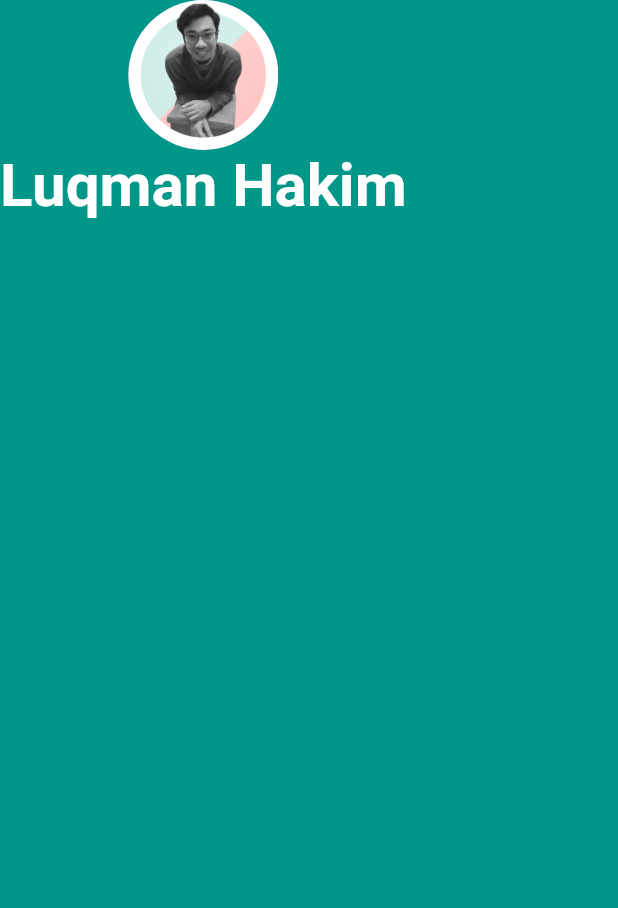
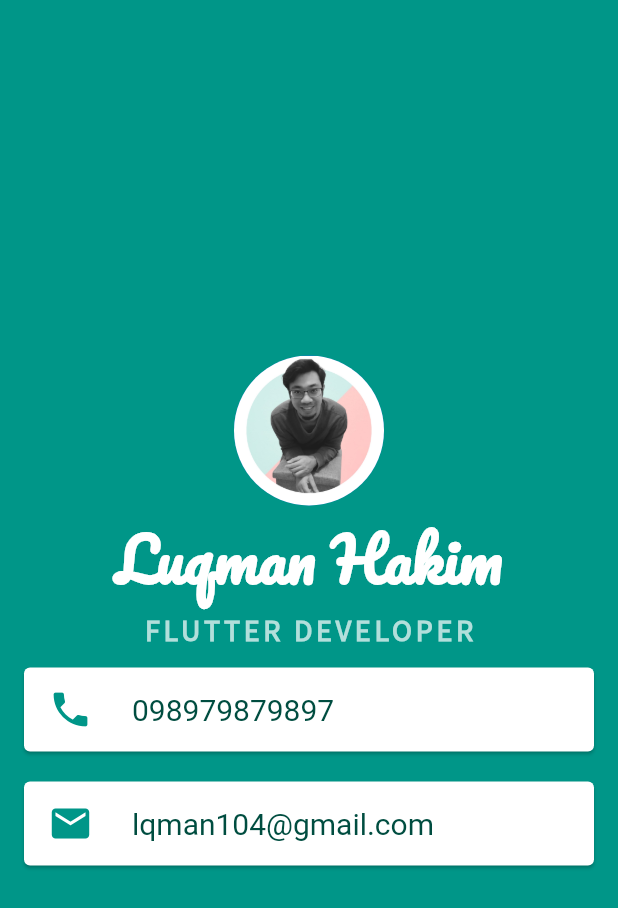
Before and after one commit to lqman104/Mi-Card-Flutter, a Flutter app: the screen it shows after launch, on a phone screen of 412 x 824 dp. Shown: the top 908 px of the screen. Run offline on Flutter 3.47's test engine with Material 2 defaults, Android fonts, the phone set to English and light mode, and no system bars; Roboto replaces fonts that are missing (SourceSans).

Commit message:
add section contact

```diff
--- a/lib/main.dart
+++ b/lib/main.dart
@@ -14,6 +14,7 @@ class MyApp extends StatelessWidget {
         backgroundColor: Colors.teal,
         body: SafeArea(
           child: Column(
+            mainAxisAlignment: MainAxisAlignment.center,
             children: [
               CircleAvatar(
                 radius: 50,
@@ -22,8 +23,50 @@ class MyApp extends StatelessWidget {
               Text("Luqman Hakim",
                   style: TextStyle(
                       fontWeight: FontWeight.bold,
+                      fontFamily: "Pacifico",
                       color: Colors.white,
-                      fontSize: 40))
+                      fontSize: 40)),
+              Text("FLUTTER DEVELOPER",
+                  style: TextStyle(
+                      fontFamily: "SourceSan",
+                      color: Colors.teal.shade100,
+                      fontSize: 20,
+                      letterSpacing: 2.5,
+                      fontWeight: FontWeight.bold)),
+              Card(
+                margin: EdgeInsets.symmetric(vertical: 10, horizontal: 16),
+                child: ListTile(
+                  leading: Icon(
+                    Icons.phone,
+                    color: Colors.teal,
+                    size: 30,
+                  ),
+                  title: Text(
+                    "098979879897",
+                    style: TextStyle(
+                        color: Colors.teal.shade900,
+                        fontSize: 20,
+                        fontFamily: "SourceSans"),
+                  ),
+                ),
+              ),
+              Card(
+                margin: EdgeInsets.symmetric(vertical: 10, horizontal: 16),
+                child: ListTile(
+                  leading: Icon(
+                    Icons.email,
+                    color: Colors.teal,
+                    size: 30,
+                  ),
+                  title: Text(
+                    "lqman104@gmail.com",
+                    style: TextStyle(
+                        color: Colors.teal.shade900,
+                        fontSize: 20,
+                        fontFamily: "SourceSans"),
+                  ),
+                ),
+              )
             ],
           ),
         ),
```
